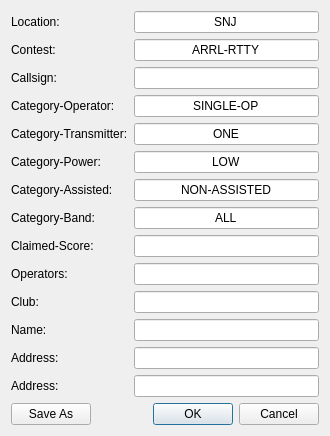
This is widgets/ExportCabrillo.ui in saitohirga/WSJT-X as Qt 5 draws it before an edit. The edited form follows.
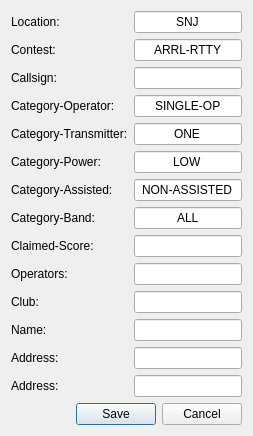
This is the edited form.

Commit message: Add new CabrilloLogWindow widget and integrate it into the application

```diff
--- a/widgets/ExportCabrillo.ui
+++ b/widgets/ExportCabrillo.ui
@@ -2,29 +2,21 @@
 <ui version="4.0">
  <class>ExportCabrillo</class>
  <widget class="QDialog" name="ExportCabrillo">
-  <property name="geometry">
-   <rect>
-    <x>0</x>
-    <y>0</y>
-    <width>330</width>
-    <height>407</height>
-   </rect>
-  </property>
   <property name="windowTitle">
    <string>Dialog</string>
   </property>
-  <layout class="QFormLayout" name="formLayout">
-   <item row="0" column="0" colspan="2">
-    <layout class="QGridLayout" name="gridLayout">
+  <layout class="QVBoxLayout" name="verticalLayout">
+   <item>
+    <layout class="QFormLayout" name="formLayout">
      <item row="0" column="0">
-      <widget class="QLabel" name="label_1">
+      <widget class="QLabel" name="location_label">
        <property name="text">
         <string>Location:</string>
        </property>
       </widget>
      </item>
      <item row="0" column="1">
-      <widget class="QLineEdit" name="lineEdit_1">
+      <widget class="QLineEdit" name="location_line_edit">
        <property name="text">
         <string>SNJ</string>
        </property>
@@ -34,14 +26,14 @@
       </widget>
      </item>
      <item row="1" column="0">
-      <widget class="QLabel" name="label_2">
+      <widget class="QLabel" name="contest_label">
        <property name="text">
         <string>Contest:</string>
        </property>
       </widget>
      </item>
      <item row="1" column="1">
-      <widget class="QLineEdit" name="lineEdit_2">
+      <widget class="QLineEdit" name="contest_line_edit">
        <property name="text">
         <string>ARRL-RTTY</string>
        </property>
@@ -51,14 +43,14 @@
       </widget>
      </item>
      <item row="2" column="0">
-      <widget class="QLabel" name="label_3">
+      <widget class="QLabel" name="call_label">
        <property name="text">
         <string>Callsign:</string>
        </property>
       </widget>
      </item>
      <item row="2" column="1">
-      <widget class="QLineEdit" name="lineEdit_3">
+      <widget class="QLineEdit" name="call_line_edit">
        <property name="text">
         <string/>
        </property>
@@ -68,14 +60,14 @@
       </widget>
      </item>
      <item row="3" column="0">
-      <widget class="QLabel" name="label_4">
+      <widget class="QLabel" name="category_op_label">
        <property name="text">
         <string>Category-Operator: </string>
        </property>
       </widget>
      </item>
      <item row="3" column="1">
-      <widget class="QLineEdit" name="lineEdit_4">
+      <widget class="QLineEdit" name="category_op_line_edit">
        <property name="text">
         <string>SINGLE-OP</string>
        </property>
@@ -92,7 +84,7 @@
       </widget>
      </item>
      <item row="4" column="1">
-      <widget class="QLineEdit" name="lineEdit_5">
+      <widget class="QLineEdit" name="category_xmtr_line_edit">
        <property name="text">
         <string>ONE</string>
        </property>
@@ -102,14 +94,14 @@
       </widget>
      </item>
      <item row="5" column="0">
-      <widget class="QLabel" name="label_6">
+      <widget class="QLabel" name="category_pwr_label">
        <property name="text">
         <string>Category-Power:</string>
        </property>
       </widget>
      </item>
      <item row="5" column="1">
-      <widget class="QLineEdit" name="lineEdit_6">
+      <widget class="QLineEdit" name="category_pwr_line_edit">
        <property name="text">
         <string>LOW</string>
        </property>
@@ -119,14 +111,14 @@
       </widget>
      </item>
      <item row="6" column="0">
-      <widget class="QLabel" name="label_7">
+      <widget class="QLabel" name="category_assisted_label">
        <property name="text">
         <string>Category-Assisted:</string>
        </property>
       </widget>
      </item>
      <item row="6" column="1">
-      <widget class="QLineEdit" name="lineEdit_7">
+      <widget class="QLineEdit" name="category_assisted_line_edit">
        <property name="text">
         <string>NON-ASSISTED</string>
        </property>
@@ -136,14 +128,14 @@
       </widget>
      </item>
      <item row="7" column="0">
-      <widget class="QLabel" name="label_8">
+      <widget class="QLabel" name="category_band_label">
        <property name="text">
         <string>Category-Band:</string>
        </property>
       </widget>
      </item>
      <item row="7" column="1">
-      <widget class="QLineEdit" name="lineEdit_8">
+      <widget class="QLineEdit" name="category_band_line_edit">
        <property name="text">
         <string>ALL</string>
        </property>
@@ -153,14 +145,14 @@
       </widget>
      </item>
      <item row="8" column="0">
-      <widget class="QLabel" name="label_9">
+      <widget class="QLabel" name="claimed_label">
        <property name="text">
         <string>Claimed-Score:</string>
        </property>
       </widget>
      </item>
      <item row="8" column="1">
-      <widget class="QLineEdit" name="lineEdit_9">
+      <widget class="QLineEdit" name="claimed_line_edit">
        <property name="text">
         <string/>
        </property>
@@ -170,14 +162,14 @@
       </widget>
      </item>
      <item row="9" column="0">
-      <widget class="QLabel" name="label_10">
+      <widget class="QLabel" name="operators_label">
        <property name="text">
         <string>Operators:</string>
        </property>
       </widget>
      </item>
      <item row="9" column="1">
-      <widget class="QLineEdit" name="lineEdit_10">
+      <widget class="QLineEdit" name="operators_line_edit">
        <property name="text">
         <string/>
        </property>
@@ -187,28 +179,28 @@
       </widget>
      </item>
      <item row="10" column="0">
-      <widget class="QLabel" name="label_11">
+      <widget class="QLabel" name="club_label">
        <property name="text">
         <string>Club:</string>
        </property>
       </widget>
      </item>
      <item row="10" column="1">
-      <widget class="QLineEdit" name="lineEdit_11">
+      <widget class="QLineEdit" name="club_line_edit">
        <property name="alignment">
         <set>Qt::AlignCenter</set>
        </property>
       </widget>
      </item>
      <item row="11" column="0">
-      <widget class="QLabel" name="label_12">
+      <widget class="QLabel" name="name_label">
        <property name="text">
         <string>Name:</string>
        </property>
       </widget>
      </item>
      <item row="11" column="1">
-      <widget class="QLineEdit" name="lineEdit_12">
+      <widget class="QLineEdit" name="name_line_edit">
        <property name="text">
         <string/>
        </property>
@@ -218,28 +210,28 @@
       </widget>
      </item>
      <item row="12" column="0">
-      <widget class="QLabel" name="label_13">
+      <widget class="QLabel" name="addr_1_label">
        <property name="text">
         <string>Address:</string>
        </property>
       </widget>
      </item>
      <item row="12" column="1">
-      <widget class="QLineEdit" name="lineEdit_13">
+      <widget class="QLineEdit" name="addr_1_line_edit">
        <property name="alignment">
         <set>Qt::AlignCenter</set>
        </property>
       </widget>
      </item>
      <item row="13" column="0">
-      <widget class="QLabel" name="label_14">
+      <widget class="QLabel" name="addr_2_label">
        <property name="text">
         <string>Address:</string>
        </property>
       </widget>
      </item>
      <item row="13" column="1">
-      <widget class="QLineEdit" name="lineEdit_14">
+      <widget class="QLineEdit" name="addr_2_line_edit">
        <property name="alignment">
         <set>Qt::AlignCenter</set>
        </property>
@@ -247,20 +239,13 @@
      </item>
     </layout>
    </item>
-   <item row="1" column="1">
+   <item>
     <widget class="QDialogButtonBox" name="buttonBox">
      <property name="orientation">
       <enum>Qt::Horizontal</enum>
      </property>
      <property name="standardButtons">
-      <set>QDialogButtonBox::Cancel|QDialogButtonBox::Ok</set>
-     </property>
-    </widget>
-   </item>
-   <item row="1" column="0">
-    <widget class="QPushButton" name="pbSaveAs">
-     <property name="text">
-      <string>Save As</string>
+      <set>QDialogButtonBox::Cancel|QDialogButtonBox::Save</set>
      </property>
     </widget>
    </item>
```
Left out of the diff: 44 changed lines with no effect on the pictures. The commit also changes 5 other files.
